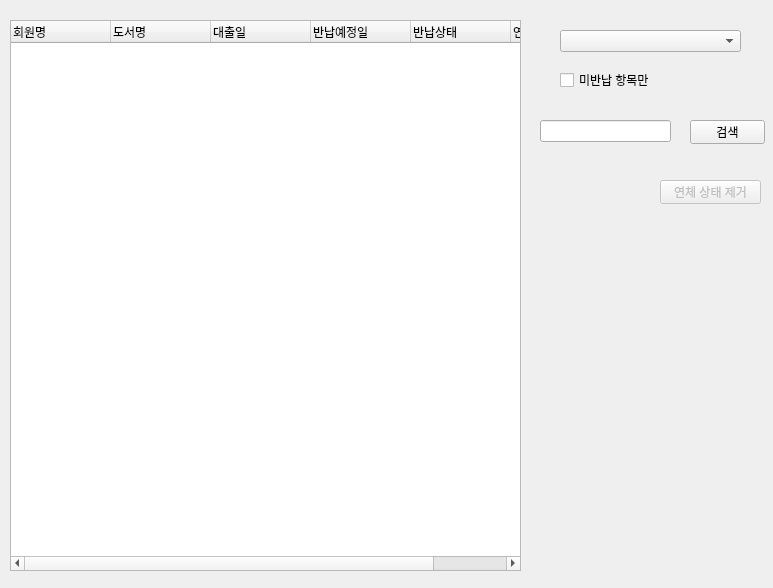
Above: uis/widget_manager_loan.ui from DaeyeongCho/DataBaseLectureProject before the change. Below: the same form after it.
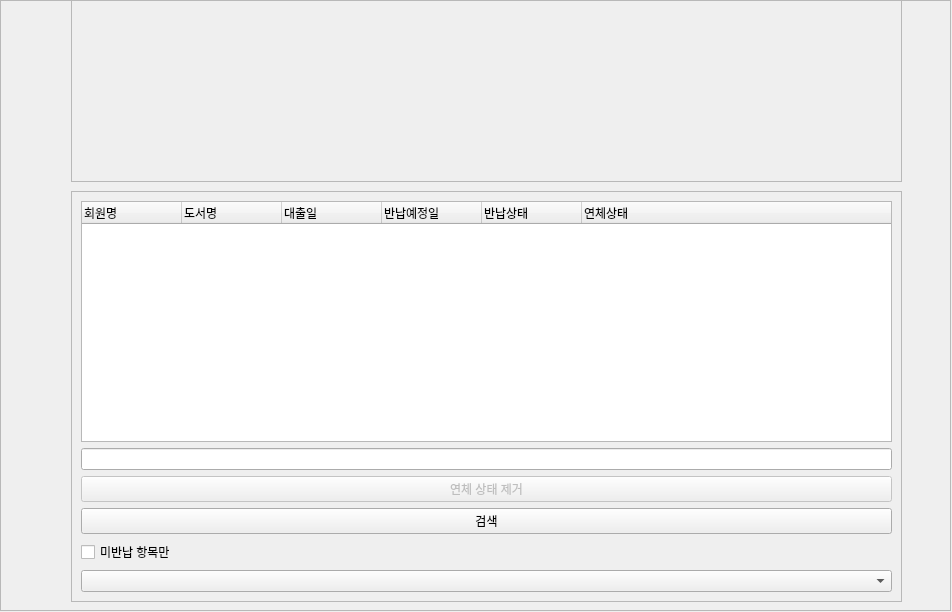
That is the form after the change. Icons and pictures are not drawn.

```diff
--- a/uis/widget_manager_loan.ui
+++ b/uis/widget_manager_loan.ui
@@ -6,22 +6,71 @@
    <rect>
     <x>0</x>
     <y>0</y>
-    <width>773</width>
-    <height>588</height>
+    <width>952</width>
+    <height>612</height>
    </rect>
   </property>
   <property name="windowTitle">
    <string>Form</string>
   </property>
+  <widget class="QScrollArea" name="scrollArea">
+   <property name="geometry">
+    <rect>
+     <x>0</x>
+     <y>0</y>
+     <width>951</width>
+     <height>611</height>
+    </rect>
+   </property>
+   <property name="widgetResizable">
+    <bool>true</bool>
+   </property>
+   <widget class="QWidget" name="scrollAreaWidgetContents">
+    <property name="geometry">
+     <rect>
+      <x>0</x>
+      <y>0</y>
+      <width>949</width>
+      <height>609</height>
+     </rect>
+    </property>
+    <widget class="QFrame" name="frame">
+     <property name="geometry">
+      <rect>
+       <x>70</x>
+       <y>-110</y>
+       <width>831</width>
+       <height>291</height>
+      </rect>
+     </property>
+     <property name="styleSheet">
+      <string notr="true">border-image : url(C:/Users/jdy08/Visual Studio Code/DataBaseLectureProject/uis/Center.jpg);</string>
+     </property>
+     <property name="frameShape">
+      <enum>QFrame::StyledPanel</enum>
+     </property>
+     <property name="frameShadow">
+      <enum>QFrame::Raised</enum>
+     </property>
+    </widget>
+    <widget class="QFrame" name="frame_2">
+     <property name="geometry">
+      <rect>
+       <x>70</x>
+       <y>190</y>
+       <width>831</width>
+       <height>411</height>
+      </rect>
+     </property>
+     <property name="frameShape">
+      <enum>QFrame::StyledPanel</enum>
+     </property>
+     <property name="frameShadow">
+      <enum>QFrame::Raised</enum>
+     </property>
+     <layout class="QVBoxLayout" name="verticalLayout">
+      <item>
   <widget class="QTreeWidget" name="treeWidgetLoanList">
-   <property name="geometry">
-    <rect>
-     <x>10</x>
-     <y>20</y>
-     <width>511</width>
-     <height>551</height>
-    </rect>
-   </property>
    <column>
     <property name="text">
      <string>회원명</string>
@@ -53,67 +102,40 @@
     </property>
    </column>
   </widget>
-  <widget class="QComboBox" name="comboBoxDetail">
-   <property name="geometry">
-    <rect>
-     <x>560</x>
-     <y>30</y>
-     <width>181</width>
-     <height>22</height>
-    </rect>
-   </property>
-  </widget>
-  <widget class="QLineEdit" name="lineEditSearch">
-   <property name="geometry">
-    <rect>
-     <x>540</x>
-     <y>120</y>
-     <width>131</width>
-     <height>22</height>
-    </rect>
-   </property>
-  </widget>
-  <widget class="QPushButton" name="pushButtonSearch">
-   <property name="geometry">
-    <rect>
-     <x>690</x>
-     <y>120</y>
-     <width>75</width>
-     <height>24</height>
-    </rect>
-   </property>
-   <property name="text">
-    <string>검색</string>
-   </property>
-  </widget>
-  <widget class="QCheckBox" name="checkBoxNotReturn">
-   <property name="geometry">
-    <rect>
-     <x>560</x>
-     <y>70</y>
-     <width>101</width>
-     <height>20</height>
-    </rect>
-   </property>
-   <property name="text">
-    <string>미반납 항목만</string>
-   </property>
-  </widget>
+      </item>
+      <item>
+       <widget class="QLineEdit" name="lineEditSearch"/>
+      </item>
+      <item>
   <widget class="QPushButton" name="pushButtonDeleteOverdue">
    <property name="enabled">
     <bool>false</bool>
    </property>
-   <property name="geometry">
-    <rect>
-     <x>660</x>
-     <y>180</y>
-     <width>101</width>
-     <height>24</height>
-    </rect>
-   </property>
    <property name="text">
     <string>연체 상태 제거</string>
    </property>
+       </widget>
+      </item>
+      <item>
+       <widget class="QPushButton" name="pushButtonSearch">
+        <property name="text">
+         <string>검색</string>
+        </property>
+       </widget>
+      </item>
+      <item>
+       <widget class="QCheckBox" name="checkBoxNotReturn">
+        <property name="text">
+         <string>미반납 항목만</string>
+        </property>
+       </widget>
+      </item>
+      <item>
+       <widget class="QComboBox" name="comboBoxDetail"/>
+      </item>
+     </layout>
+    </widget>
+   </widget>
   </widget>
  </widget>
  <resources/>
```
Lines whose indentation alone changed are shown as unchanged.
